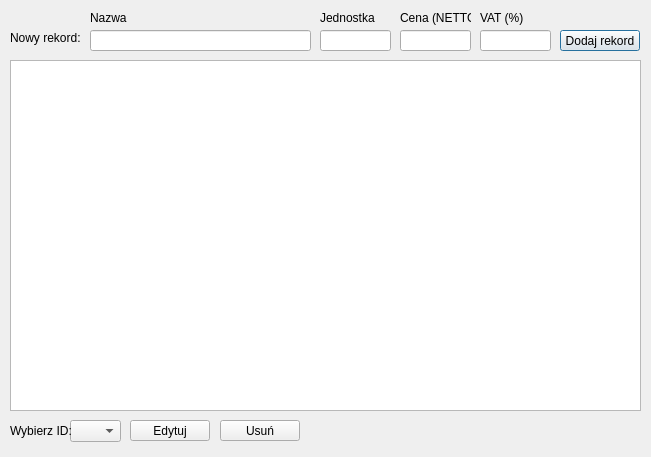
DzimiX/ProgramSprzedazowy, file productswindow.ui: the form before one commit.
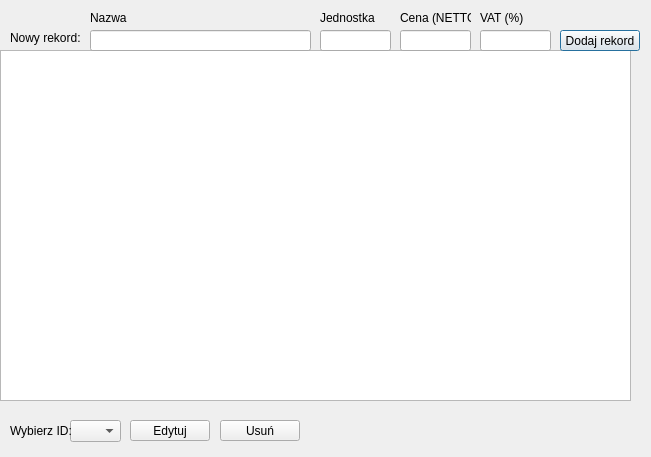
The form after the commit.

Patch:
```diff
--- a/productswindow.ui
+++ b/productswindow.ui
@@ -16,8 +16,8 @@
   <widget class="QTableView" name="tableView">
    <property name="geometry">
     <rect>
-     <x>10</x>
-     <y>60</y>
+     <x>0</x>
+     <y>50</y>
      <width>631</width>
      <height>351</height>
     </rect>
```
